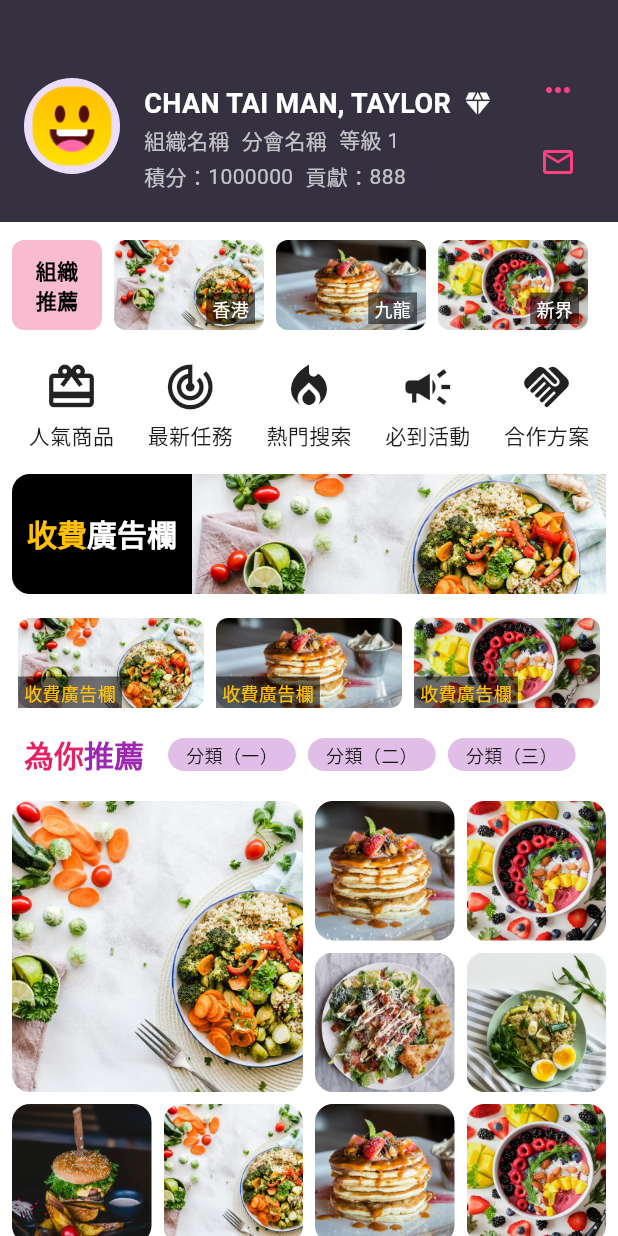
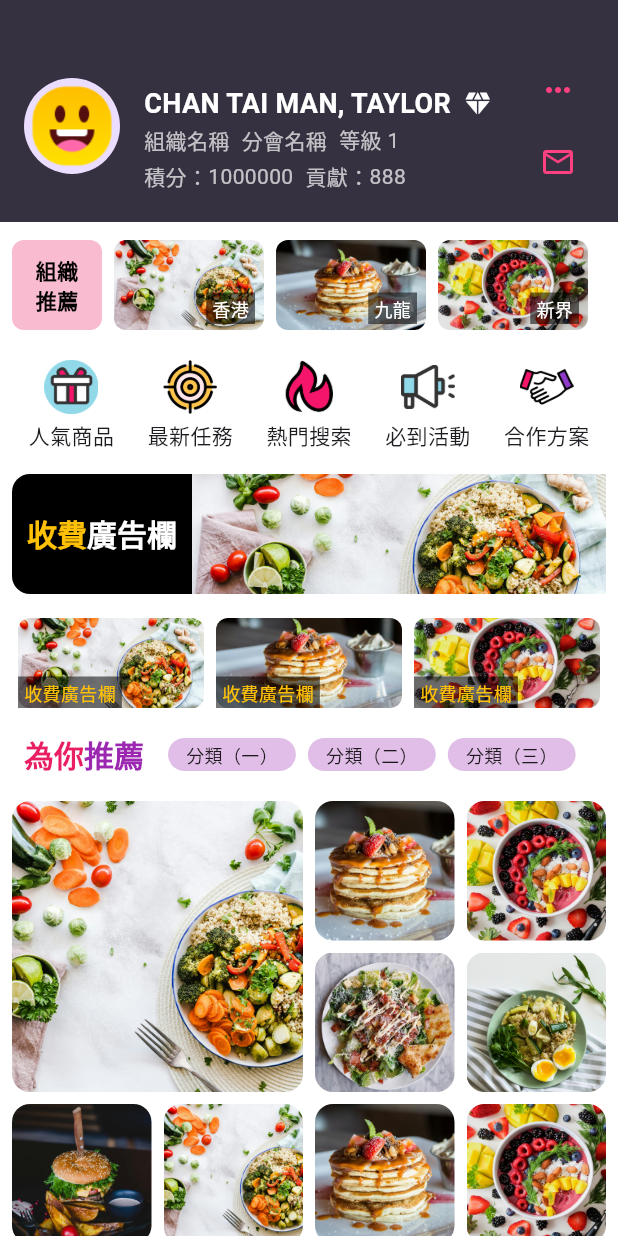
Before and after one commit to wangqiwei66/business_synerthink, a Flutter app: the MallView screen opened directly, on a phone screen of 412 x 824 dp. Run offline on Flutter 3.47's test engine with Material 3 defaults, Android fonts, the phone set to English and light mode, and no system bars; our stand-ins replace auto_size_text, cached_network_image, dio, fl_chart, flutter_animate, flutter_easyloading and 14 more; missing offline and left inert: dart:ffi, flutter_cupertino_datetime_picker, fluwx, jwt_decode, qr_code_scanner; accounts and stored records are empty; Roboto replaces fonts that are missing (PingFang SC).

Commit message:
添加 icons 商城

```diff
--- a/lib/app/pages/mall_logic.dart
+++ b/lib/app/pages/mall_logic.dart
@@ -18,11 +18,11 @@ class MallLogic extends GetxController {
   ];
 
   final List<Map<String, dynamic>> quickActions = [
-    {'icon': Icons.card_giftcard, 'label': '人氣商品'},
-    {'icon': Icons.track_changes, 'label': '最新任務'},
-    {'icon': Icons.local_fire_department, 'label': '熱門搜索'},
-    {'icon': Icons.campaign, 'label': '必到活動'},
-    {'icon': Icons.handshake, 'label': '合作方案'},
+    {'icon': 'gift_icon.png', 'label': '人氣商品'},
+    {'icon': 'task_icon.png', 'label': '最新任務'},
+    {'icon': 'hot_icon.png', 'label': '熱門搜索'},
+    {'icon': 'notiofy_icon.png', 'label': '必到活動'},
+    {'icon': 'cooperate_icon.png', 'label': '合作方案'},
   ];
 
   final List<String> adImages = [
--- a/lib/app/pages/mall_view.dart
+++ b/lib/app/pages/mall_view.dart
@@ -1,5 +1,6 @@
 import 'package:flutter/material.dart';
 import 'package:get/get.dart';
+import 'package:tiny_weight/app/config/path.dart';
 import 'package:tiny_weight/app/widgets/scalable.dart';
 import 'package:tiny_weight/app/pages/side_menu_view.dart';
 import 'package:tiny_weight/app/pages/userinfo_view.dart';
@@ -281,7 +282,11 @@ class MallView extends StatelessWidget {
         children: logic.quickActions
             .map((action) => Column(
                   children: [
-                    Icon(action['icon'], color: Colors.black87, size: 36),
+                    Image.asset(
+                      '$base_img_path${action['icon']}',
+                      width: 36,
+                      height: 36,
+                    ),
                     const SizedBox(height: 4),
                     Text(action['label'], style: const TextStyle(fontSize: 14)),
                   ],
```
Also changed, not shown: assets/img/cooperate_icon.png, assets/img/gift_icon.png (added), assets/img/hot_icon.png (added), assets/img/notiofy_icon.png (added), assets/img/task_icon.png (added).
